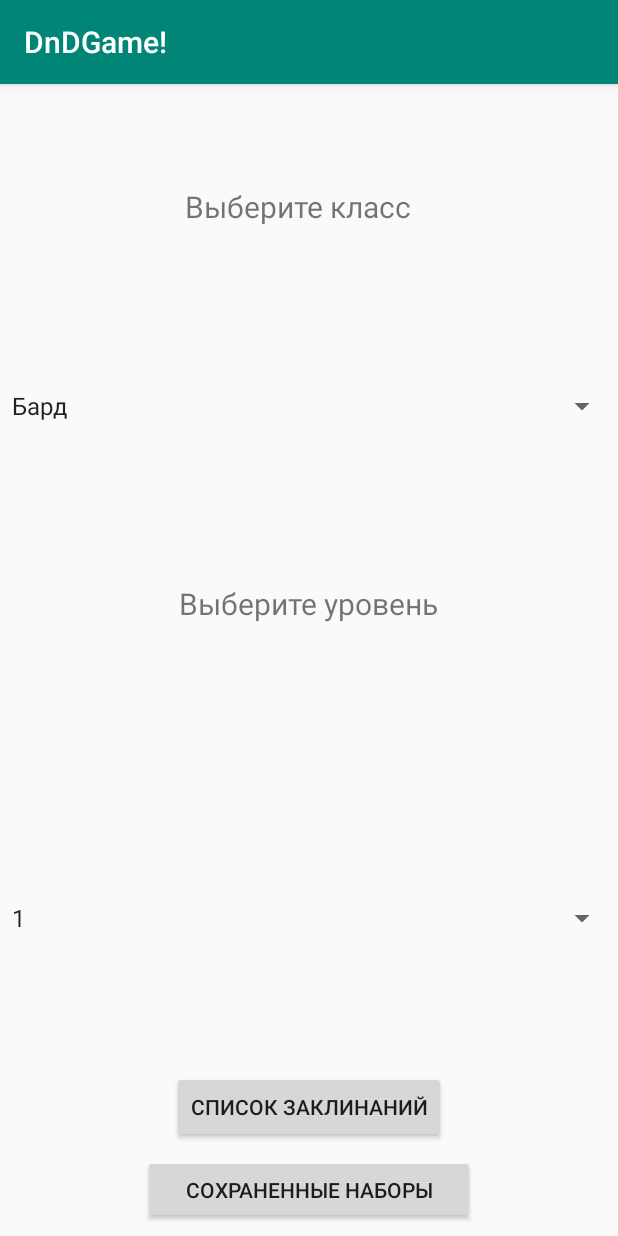
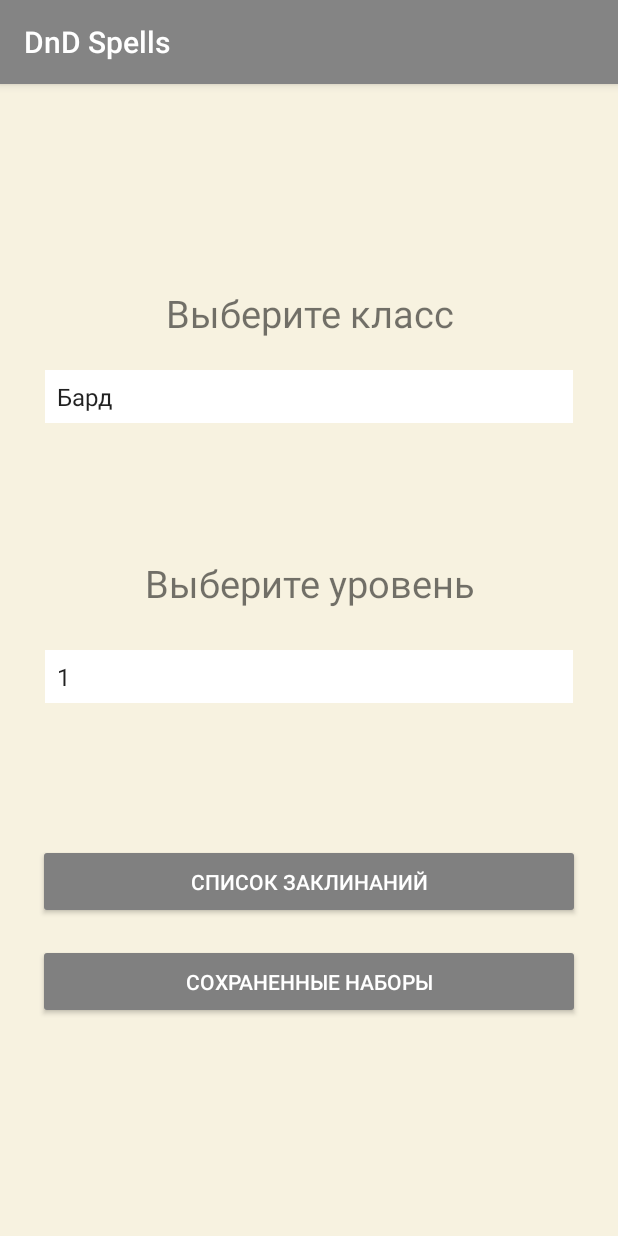
Before and after one commit to NataliePl/DnDGameNew, an Android app: the screen it shows after launch (MainActivity), on a phone screen of 412 x 824 dp. Run offline under Robolectric (Android 15) with nearby library versions, the phone set to English and light mode, and no system bars; our stand-ins replace Room's generated code.

Commit message:
Main Activity изменение стиля Работа с чек боксами - еще одна неудачная попытка.

```diff
--- a/app/src/main/java/com/example/myapplication/MainActivity.java
+++ b/app/src/main/java/com/example/myapplication/MainActivity.java
@@ -75,7 +75,7 @@ public class MainActivity extends AppCompatActivity implements View.OnClickListe
 
         //тестирование считывания данных из БД по кнопке
         buttonSets = (Button) findViewById(R.id.but_save_set);
-        textView = (TextView) findViewById(R.id.textView);
+
 
         //Обработчик события по кнопке
         buttonSets.setOnClickListener(new View.OnClickListener() {
--- a/app/src/main/java/com/example/myapplication/SetSpellListActivity.java
+++ b/app/src/main/java/com/example/myapplication/SetSpellListActivity.java
@@ -2,6 +2,7 @@ package com.example.myapplication;
 
 import androidx.appcompat.app.AppCompatActivity;
 
+import android.annotation.SuppressLint;
 import android.content.Intent;
 import android.os.AsyncTask;
 import android.os.Bundle;
@@ -25,20 +26,22 @@ import com.example.myapplication.db.SpellDao;
 import java.util.List;
 
 public class SetSpellListActivity extends AppCompatActivity {
-Long setUserId;
+long setUserId;
 TextView textTest;
 ListView listView;
+    @SuppressLint("StaticFieldLeak")
     @Override
     protected void onCreate(Bundle savedInstanceState) {
         super.onCreate(savedInstanceState);
         setContentView(R.layout.activity_set_spell_list);
         Bundle arguments = getIntent().getExtras();
         String test =  arguments.get("Set").toString();
+//        setUserId = arguments.getInt("Set");
         setUserId = (long) arguments.get("Set");
 
 
 
-        Log.i("Send from set", setUserId.toString());
+//        Log.i("Send from set", setUserId.toString());
         textTest = findViewById(R.id.textView3);
 //        textTest.setText(setUserId);
 
--- a/app/src/main/java/com/example/myapplication/SetsListActivity.java
+++ b/app/src/main/java/com/example/myapplication/SetsListActivity.java
@@ -98,10 +98,10 @@ public class SetsListActivity extends AppCompatActivity {
 //                                String a = listView.getSelectedItem().toString();
 //                                String a = listView.getItemAtPosition(i).toString();
 //                                String val = listView.getAdapter().getItemId(a);
-                                Intent intent = new Intent(SetsListActivity.this,SetSpellListActivity.class);
-                                intent.putExtra("Set", id);
+                                Intent intent2 = new Intent(SetsListActivity.this,SetSpellListActivity.class);
+                                intent2.putExtra("Set", id);
 
-                                startActivity(intent);
+                                startActivity(intent2);
 
                             }
 
--- a/app/src/main/java/com/example/myapplication/SpellActivity.java
+++ b/app/src/main/java/com/example/myapplication/SpellActivity.java
@@ -17,6 +17,7 @@ import android.widget.ArrayAdapter;
 import android.widget.BaseAdapter;
 import android.widget.Button;
 import android.widget.CheckBox;
+import android.widget.CompoundButton;
 import android.widget.ListView;
 import android.widget.TextView;
 import android.widget.Toast;
@@ -35,6 +36,7 @@ public class SpellActivity extends AppCompatActivity {
     String Class;
     int Level;
     ListView listView;
+    View view;
 
     String selected="";
     TextView textView1;
@@ -103,6 +105,7 @@ public class SpellActivity extends AppCompatActivity {
                 listView = findViewById(R.id.listShortSpell);
                 listView.setAdapter(adapter);
                 listView.setChoiceMode(AbsListView.CHOICE_MODE_MULTIPLE);
+
                 listView.setOnItemClickListener(
                         new AdapterView.OnItemClickListener() {
                             @Override
@@ -123,37 +126,82 @@ public class SpellActivity extends AppCompatActivity {
             } }.execute();
 
         //TODO возможность по клику кнопки сохранить множественный выбор из лист вью. Со всплывающим окном для внесения названия набора
-//        CheckBox checkBoxSpell = (CheckBox) findViewById(R.id.checkBox);
+        final CheckBox checkBoxSpell = (CheckBox) findViewById(R.id.checkBox);
+//        checkBoxSpell.isChecked();
+
+
 //        checkBoxSpell.setOnClickListener(new View.OnClickListener() {
 //        });
 
         //немного работающий код, но считывает не чек бокс а айтем с листвью, да еще и возникает проблема с корректностью выборки.
-                Button getChoice = (Button) findViewById(R.id.SpellSelected);
-        getChoice.setOnClickListener(
+                final Button getChoice = (Button) findViewById(R.id.SpellSelected);
+       getChoice.setOnClickListener(
                 new View.OnClickListener() {
 
                     @Override
                     public void onClick(View view) {
 
-                        SparseBooleanArray sp = listView.getCheckedItemPositions();
+//                        SparseBooleanArray sp = listView.getCheckedItemPositions();
 
+                        CheckBox spell = (CheckBox) findViewById(R.id.checkBox);
+
+                        String selectedItems = "";
+                        int sp = listView.getAdapter().getCount();
+//                        SparseBooleanArray sp = listView.getCheckedItemPositions();
                         StringBuilder sb = new StringBuilder();
+                        // Получаем, отмечен ли данный флажок
+                        ListView selection = (ListView) findViewById(R.id.listShortSpell);
+                        for (int i = 0; i < sp; i++) {
 
-                        for (int i = 0; i < sp.size(); i++) {
-                            if (sp.valueAt(i) == true) {
-                                Spell spellItem = (Spell) listView.getItemAtPosition(i);
-                                // Or:
-                                // String s = ((CheckedTextView) listView.getChildAt(i)).getText().toString();
-                                String s = spellItem.getName();
-                                sb = sb.append(" " + s);
-                            }
+
+                            if (spell.isChecked()) {
+                                Integer test=spell.getId();
+//                                Class test2=spell.getClass();
+//                                Spell SelectedSpell = new Spell;
+
+                                String test2=test.toString();
+
+                                selectedItems += test2;
+                            } else
+                                continue;
+
+//
+//                        StringBuilder sb = new StringBuilder();
+//
+//                        for (int i = 0; i < sp.size(); i++) {
+//                            if (sp.valueAt(i) == true) {
+//                                Spell spellItem = (Spell) listView.getItemAtPosition(i);
+//                                // Or:
+//                                // String s = ((CheckedTextView) listView.getChildAt(i)).getText().toString();
+//                                String s = spellItem.getName();
+//                                sb = sb.append(" " + s);
+//                            }
+//                        }
+
                         }
-                        textView1.setText("Selected items are: " + sb.toString());
-
+                        textView1.setText("Selected items are: " + selectedItems.toString());
                     }
                 }
-                    );
+       );
                 }
+//    public void onCheckBoxClicked(View view){
+//
+//        // Получаем флажок
+//        CheckBox spell = (CheckBox) view;
+//        String selectedItems = "";
+//        SparseBooleanArray sp = listView.getCheckedItemPositions();
+//        StringBuilder sb = new StringBuilder();
+//        // Получаем, отмечен ли данный флажок
+//        ListView selection = (ListView) findViewById(R.id.listShortSpell);
+//        for (int i = 0; i < sp.size(); i++) {
+//
+//        if(spell.isChecked()){
+//            selectedItems += spell.getText();
+//           }
+//        else
+//            continue;}
+
+
     }
 
 
--- a/app/src/main/res/layout/activity_main.xml
+++ b/app/src/main/res/layout/activity_main.xml
@@ -4,45 +4,35 @@
     xmlns:tools="http://schemas.android.com/tools"
     android:layout_width="match_parent"
     android:layout_height="match_parent"
+    android:background="@color/backgroundActivity"
     tools:context=".MainActivity">
 
-    <TextView
-        android:id="@+id/textView"
-        android:layout_width="wrap_content"
-
-        android:layout_height="wrap_content"
+    <RelativeLayout
+        android:id="@+id/RelLayClass"
+        android:layout_width="0dp"
+        android:layout_height="140dp"
         android:layout_marginStart="8dp"
+        android:layout_marginTop="90dp"
         android:layout_marginEnd="8dp"
-        android:layout_marginBottom="8dp"
-        app:layout_constraintBottom_toBottomOf="@+id/but_save_set"
-        app:layout_constraintEnd_toStartOf="@+id/but_save_set"
-        app:layout_constraintLeft_toLeftOf="parent"
-        app:layout_constraintStart_toStartOf="parent" />
-
-
-    <Button
-        android:id="@+id/but_save_set"
-        android:layout_width="221dp"
-        android:layout_height="46dp"
-        android:layout_gravity="right"
-        android:layout_marginStart="8dp"
-        android:layout_marginEnd="8dp"
-        android:layout_marginBottom="8dp"
-        android:text="Сохраненные наборы"
-        app:layout_constraintBottom_toBottomOf="parent"
+        android:layout_marginBottom="15dp"
+        android:orientation="vertical"
+        app:layout_constraintBottom_toTopOf="@+id/RelLayLevel"
         app:layout_constraintEnd_toEndOf="parent"
+        app:layout_constraintHorizontal_bias="0.0"
         app:layout_constraintStart_toStartOf="parent"
-        tools:ignore="MissingConstraints" />
+        app:layout_constraintTop_toTopOf="parent">
 
         <TextView
-        android:id="@+id/choose_class"
-        android:layout_width="wrap_content"
-        android:layout_height="wrap_content"
+            android:id="@+id/text_choose_class"
+            android:layout_width="match_parent"
+            android:layout_height="35dp"
+            android:layout_alignParentTop="true"
             android:layout_marginStart="8dp"
-        android:layout_marginTop="68dp"
+            android:layout_marginTop="30dp"
             android:layout_marginEnd="8dp"
-        android:text="Выберите класс"
-        android:textSize="20sp"
+            android:text="@string/ChooseClass"
+            android:textAlignment="center"
+            android:textSize="25sp"
             app:layout_constraintEnd_toEndOf="parent"
             app:layout_constraintHorizontal_bias="0.47"
             app:layout_constraintStart_toStartOf="parent"
@@ -51,28 +41,53 @@
         <Spinner
             android:id="@+id/spin_classes"
             android:layout_width="match_parent"
-        android:layout_height="wrap_content"
-        android:layout_marginTop="8dp"
-        android:layout_marginBottom="8dp"
-        android:scrollbarSize="6dp"
-        app:layout_constraintBottom_toTopOf="@+id/choose_level"
-        app:layout_constraintTop_toBottomOf="@+id/choose_class"
-        app:layout_constraintVertical_bias="0.505"
-        tools:layout_editor_absoluteX="0dp"></Spinner>
+            android:layout_height="35dp"
+            android:layout_alignParentStart="true"
+            android:layout_alignParentEnd="true"
+            android:layout_alignParentBottom="true"
+            android:layout_marginStart="22dp"
+            android:layout_marginTop="21dp"
+            android:layout_marginEnd="22dp"
+            android:layout_marginBottom="19dp"
+            android:background="@color/backgroundSpinner"
+
+            app:layout_constraintTop_toBottomOf="@+id/text_choose_class"
+            app:layout_constraintVertical_bias="1.0"
+            tools:layout_editor_absoluteX="-8dp"></Spinner>
+
+    </RelativeLayout>
+
+    <!--tools:layout_editor_absoluteX="348dp"-->
+        <!--tools:layout_editor_absoluteY="125dp">-->
+    <RelativeLayout
+        android:id="@+id/RelLayLevel"
+        android:layout_width="0dp"
+        android:layout_height="140dp"
+        android:layout_marginStart="8dp"
+
+        android:layout_marginTop="15dp"
+        android:layout_marginEnd="8dp"
+        android:layout_marginBottom="20dp"
+        android:orientation="vertical"
+        app:layout_constraintBottom_toTopOf="@+id/relButton"
+        app:layout_constraintEnd_toEndOf="parent"
+        app:layout_constraintHorizontal_bias="0.0"
+        app:layout_constraintStart_toStartOf="parent"
+        app:layout_constraintTop_toBottomOf="@+id/RelLayClass">
 
         <TextView
             android:id="@+id/choose_level"
-        android:layout_width="wrap_content"
-        android:layout_height="wrap_content"
-        android:layout_marginStart="8dp"
-        android:layout_marginTop="8dp"
-        android:layout_marginEnd="8dp"
-        android:layout_marginBottom="40dp"
+            android:layout_width="match_parent"
+            android:layout_height="35dp"
+
+            android:layout_alignParentTop="true"
+            android:layout_marginTop="23dp"
+
             android:text="Выберите уровень"
-        android:textSize="20sp"
-        app:layout_constraintBottom_toTopOf="@+id/textView"
+            android:textAlignment="center"
+            android:textSize="25sp"
             app:layout_constraintEnd_toEndOf="parent"
-        app:layout_constraintHorizontal_bias="0.498"
+            app:layout_constraintHorizontal_bias="1.0"
             app:layout_constraintStart_toStartOf="parent"
             app:layout_constraintTop_toTopOf="parent"
             app:layout_constraintVertical_bias="0.494" />
@@ -80,25 +95,85 @@
         <Spinner
             android:id="@+id/spin_levels"
             android:layout_width="match_parent"
-        android:layout_height="wrap_content"
-        android:layout_marginBottom="8dp"
-        app:layout_constraintBottom_toBottomOf="@+id/but_save_set"
-        app:layout_constraintTop_toBottomOf="@+id/choose_level"></Spinner>
+            android:layout_height="35dp"
+            android:layout_alignParentStart="true"
+            android:layout_alignParentEnd="true"
+            android:layout_alignParentBottom="true"
+            android:layout_marginStart="22dp"
+            android:layout_marginTop="21dp"
+            android:layout_marginEnd="22dp"
+            android:layout_marginBottom="19dp"
+            android:background="@color/backgroundSpinner"
+
+            app:layout_constraintTop_toBottomOf="@+id/choose_level"
+            app:layout_constraintVertical_bias="1.0"
+            tools:layout_editor_absoluteX="-8dp"></Spinner>
+
+    </RelativeLayout>
+
+    <RelativeLayout
+        android:id="@+id/relButton"
+        android:layout_width="0dp"
+        android:layout_height="150dp"
+        android:layout_marginStart="8dp"
+        android:layout_marginTop="30dp"
+        android:layout_marginEnd="8dp"
+        android:layout_marginBottom="105dp"
+        app:layout_constraintBottom_toBottomOf="parent"
+        app:layout_constraintEnd_toEndOf="parent"
+        app:layout_constraintHorizontal_bias="0.0"
+        app:layout_constraintStart_toStartOf="parent"
+        app:layout_constraintTop_toBottomOf="@+id/RelLayLevel"
+        tools:ignore="MissingConstraints" />
 
     <Button
         android:id="@+id/but_spell_list"
-        android:layout_width="wrap_content"
-        android:layout_height="wrap_content"
-        android:layout_marginStart="8dp"
-        android:layout_marginEnd="8dp"
+        style="@style/Widget.AppCompat.Button.Colored"
+        android:layout_width="match_parent"
+        android:layout_height="50dp"
+        android:layout_marginStart="25dp"
+        android:layout_marginTop="8dp"
+        android:layout_marginEnd="25dp"
         android:layout_marginBottom="8dp"
-        android:text="Список заклинаний"
         android:onClick="onClick"
+        android:text="@string/textButSpellList"
+
+
         app:layout_constraintBottom_toTopOf="@+id/but_save_set"
         app:layout_constraintEnd_toEndOf="parent"
+        app:layout_constraintHorizontal_bias="0.0"
+        app:layout_constraintStart_toStartOf="parent"
+        app:layout_constraintTop_toTopOf="@+id/relButton"
+        app:layout_constraintVertical_bias="0.145"
+        tools:ignore="MissingConstraints" />
+
+    <Button
+        android:id="@+id/but_save_set"
+        style="@style/Widget.AppCompat.Button.Colored"
+        android:layout_width="match_parent"
+        android:layout_height="50dp"
+        android:layout_gravity="right"
+        android:layout_marginStart="25dp"
+        android:layout_marginEnd="25dp"
+        android:layout_marginBottom="24dp"
+        android:text="@string/textSavedSet"
+        app:layout_constraintBottom_toBottomOf="@+id/relButton"
+        app:layout_constraintEnd_toEndOf="parent"
+        app:layout_constraintHorizontal_bias="0.0"
         app:layout_constraintStart_toStartOf="parent"
         tools:ignore="MissingConstraints" />
 
+>
+    <!--<TextView-->
+    <!--android:id="@+id/textView"-->
+    <!--android:layout_width="wrap_content"-->
 
-
+    <!--android:layout_height="wrap_content"-->
+    <!--android:layout_marginStart="8dp"-->
+    <!--android:layout_marginEnd="8dp"-->
+    <!--android:layout_marginBottom="8dp"-->
+    <!--app:layout_constraintBottom_toBottomOf="@+id/but_save_set"-->
+    <!--app:layout_constraintEnd_toStartOf="@+id/but_save_set"-->
+    <!--app:layout_constraintLeft_toLeftOf="parent"-->
+    <!--app:layout_constraintStart_toStartOf="parent" />-->
 </androidx.constraintlayout.widget.ConstraintLayout>
--- a/app/src/main/res/values/colors.xml
+++ b/app/src/main/res/values/colors.xml
@@ -1,7 +1,11 @@
 <?xml version="1.0" encoding="utf-8"?>
 <resources>
-    <color name="colorPrimary">#008577</color>
-    <color name="colorPrimaryDark">#00574B</color>
-    <color name="colorAccent">#D81B60</color>
-    <color name="reddivider">#D81B60</color>
+    <color name="colorPrimary">#848484</color>
+    <color name="colorPrimaryDark">#848484</color>
+    <color name="colorAccent">#808080</color>
+    <color name="reddivider">#FFEBCD</color>
+    <color name="backgroundSpinner">#ffffff</color>
+    <color name="backgroundActivity">#F7F2E0</color>
+    <color name="backgroundButton">#DEB887</color>
+    <color name="textButton">#8B4513</color>
 </resources>
--- a/app/src/main/res/values/strings.xml
+++ b/app/src/main/res/values/strings.xml
@@ -1,6 +1,9 @@
 <resources>
-    <string name="app_name">DnDGame!</string>
+    <string name="app_name">DnD Spells</string>
     <string name="ButtonLookChoise">Проверка выборки</string>
     <string name="edit">Изменить</string>
     <string name="delete">Удалить</string>
+    <string name="ChooseClass">Выберите класс</string>
+    <string name="textSavedSet">Сохраненные наборы</string>
+    <string name="textButSpellList">Список заклинаний</string>
 </resources>
--- a/app/src/main/res/values/styles.xml
+++ b/app/src/main/res/values/styles.xml
@@ -7,5 +7,13 @@
         <item name="colorPrimaryDark">@color/colorPrimaryDark</item>
         <item name="colorAccent">@color/colorAccent</item>
     </style>
+    <style name="ButtonStyleDnD" parent="Widget.AppCompat.Button.Colored">
+        <item name="android:background">#848484</item>
+        <item name="android:textColor">@color/colorAccent</item>
+        <!--android:textSize="15sp"-->
+        <!--android:textStyle="bold"-->
+        <!--android:textColor="@color/colorAccent"-->
+        <!--<item name="textColor"></item>-->
+    </style>
 
 </resources>
```
Lines whose indentation alone changed are shown as unchanged.
